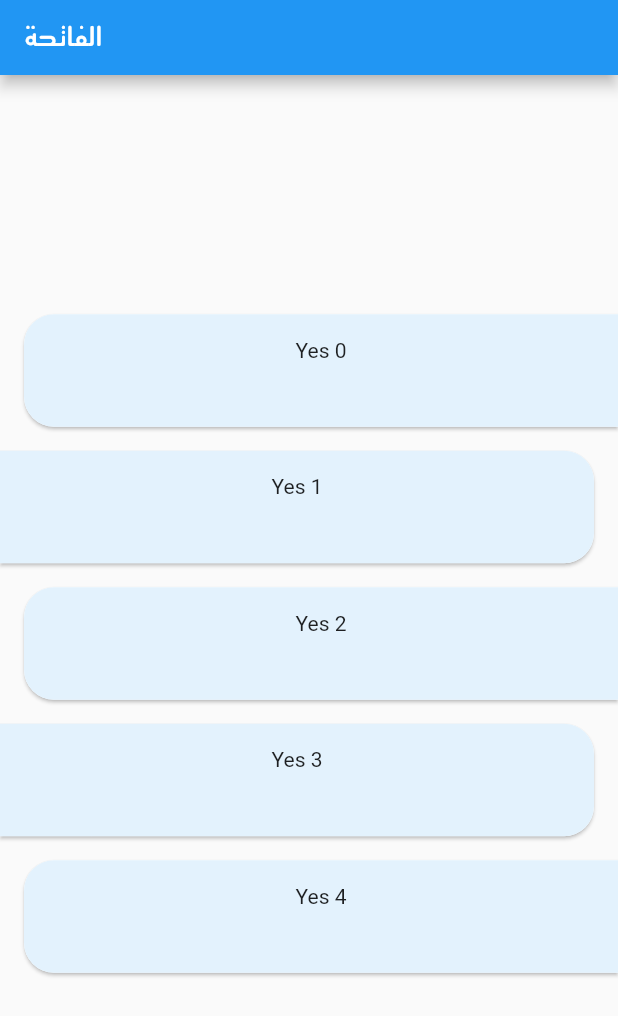
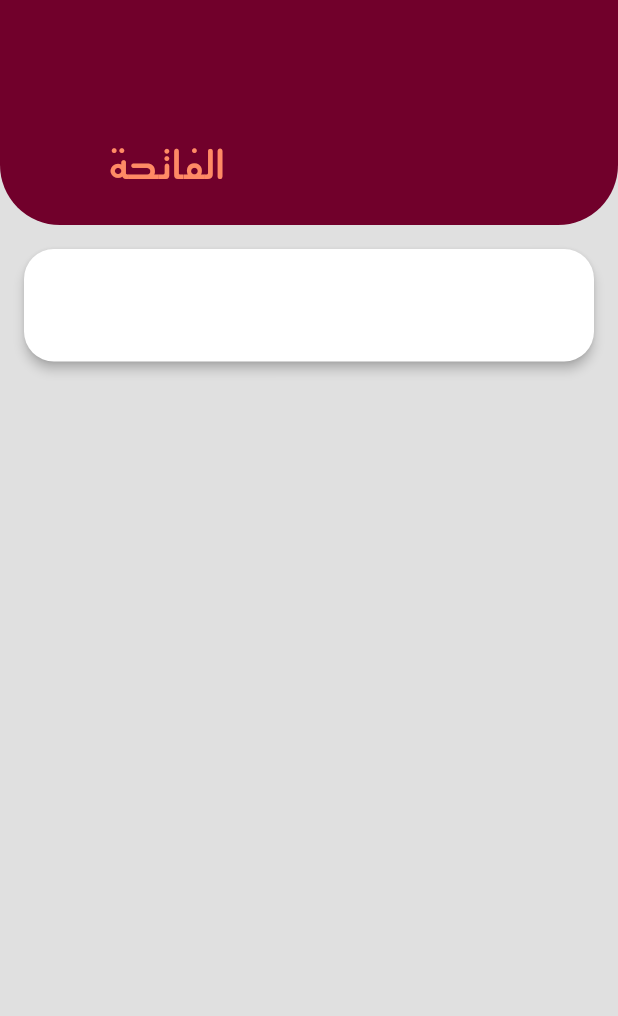
Before and after one commit to JMApps/project_fatiha, a Flutter app: the screen it shows after launch, on a phone screen of 412 x 824 dp. Shown: the top 1016 px of the screen. Run offline on Flutter 3.47's test engine with Material 2 defaults, Android fonts, the phone set to English and light mode, and no system bars.

Commit message:
Added sliver appbar and colors to theme

```diff
--- a/lib/application/root_page.dart
+++ b/lib/application/root_page.dart
@@ -1,15 +1,19 @@
 import 'package:flutter/material.dart';
+import 'package:project_fatiha/config/themes/app_themes.dart';
 import 'package:project_fatiha/modules/screens/main_page.dart';
 
 class RootPage extends StatelessWidget {
-  const RootPage({Key? key}) : super(key: key);
+  RootPage({Key? key}) : super(key: key);
+
+  final appThemes = AppThemes();
 
   @override
   Widget build(BuildContext context) {
-    return const MaterialApp(
+    return MaterialApp(
       debugShowCheckedModeBanner: false,
       title: 'Фатиха',
-      color: Colors.blue,
+      theme: appThemes.lightTheme,
+      darkTheme: appThemes.darkTheme,
       home: MainPage(),
     );
   }
--- a/lib/config/styles/custom_styles.dart
+++ b/lib/config/styles/custom_styles.dart
@@ -6,19 +6,12 @@ class CustomStyles {
   final mainPadding = const EdgeInsets.all(16);
   final mainMargin = const EdgeInsets.all(16);
 
-  final fromLeftPadding = const EdgeInsets.only(right: 16, bottom: 16);
-  final fromRightPadding = const EdgeInsets.only(left: 16, bottom: 16);
-
-  final fromLeftMargin = const EdgeInsets.only(right: 16, bottom: 16,);
-  final fromRightMargin = const EdgeInsets.only(left: 16, bottom: 16);
-
   // Border Radius // Shape Radius
   final mainBorderRadius = const BorderRadius.all(Radius.circular(20));
   final mainShapeRadius = const RoundedRectangleBorder(borderRadius: BorderRadius.all(Radius.circular(20)));
 
-  final fromLeftBorderRadius = const BorderRadius.only(topRight: Radius.circular(20), bottomRight: Radius.circular(20));
-  final fromRightBorderRadius = const BorderRadius.only(topLeft: Radius.circular(20), bottomLeft: Radius.circular(20));
+  // Border Radius // Shape Radius
+  final bottomBorderRadius = const BorderRadius.only(bottomLeft: Radius.circular(20), bottomRight: Radius.circular(20));
+  final bottomShapeRadius = const RoundedRectangleBorder(borderRadius: BorderRadius.only(bottomLeft: Radius.circular(40), bottomRight: Radius.circular(40)));
 
-  final fromRightShapeRadius = const RoundedRectangleBorder(borderRadius: BorderRadius.only(topLeft: Radius.circular(20), bottomLeft: Radius.circular(20)));
-  final fromLeftShapeRadius = const RoundedRectangleBorder(borderRadius: BorderRadius.only(topRight: Radius.circular(20), bottomRight: Radius.circular(20)));
 }
--- a/lib/config/themes/app_themes.dart
+++ b/lib/config/themes/app_themes.dart
@@ -1,12 +1,35 @@
 import 'package:flutter/material.dart';
 
 class AppThemes {
-
   final lightTheme = ThemeData(
-    scaffoldBackgroundColor: Colors.grey.shade200,
+    scaffoldBackgroundColor: Colors.grey.shade300,
+    colorScheme: const ColorScheme.highContrastLight(
+      primary: Color(0xFF71002b),
+      onPrimary: Color(0xFFFF5722),
+      secondary: Color(0xFFFF5722),
+    ),
+    appBarTheme: const AppBarTheme(
+      centerTitle: true,
+      elevation: 0,
+    ),
   );
 
   final darkTheme = ThemeData(
     scaffoldBackgroundColor: Colors.blueGrey.shade800,
+    colorScheme: const ColorScheme.highContrastDark(
+      primary: Color(0xFF192326),
+      onPrimary: Color(0xFFF44336),
+      secondary: Color(0xFFC62828),
+    ),
+    appBarTheme: const AppBarTheme(
+      centerTitle: true,
+      elevation: 0,
+    ),
   );
 }
+
+extension ColorSchemeS on ColorScheme {
+  Color get mainBackgroundColor => brightness == Brightness.light
+      ? const Color(0xFFEEEEEE)
+      : const Color(0xFF192226);
+}
--- a/lib/main.dart
+++ b/lib/main.dart
@@ -3,6 +3,6 @@ import 'package:project_fatiha/application/root_page.dart';
 
 void main() {
   runApp(
-    const RootPage(),
+    RootPage(),
   );
 }
--- a/lib/modules/screens/main_page.dart
+++ b/lib/modules/screens/main_page.dart
@@ -1,29 +1,59 @@
+import 'package:flutter/cupertino.dart';
 import 'package:flutter/material.dart';
-import 'package:project_fatiha/widgets/items/main_item.dart';
-import 'package:project_fatiha/widgets/other/main_app_bar.dart';
+import 'package:flutter/rendering.dart';
+import 'package:project_fatiha/config/styles/custom_styles.dart';
 
 class MainPage extends StatelessWidget {
-  const MainPage({Key? key}) : super(key: key);
+  MainPage({Key? key}) : super(key: key);
+
+  final customStyles = CustomStyles();
 
   @override
   Widget build(BuildContext context) {
     return Scaffold(
-      appBar: const PreferredSize(
-        preferredSize: Size(double.maxFinite, 50),
-        child: MainAppBar(),
-      ),
-      body: SizedBox(
-        width: double.infinity,
-        child: Column(
-          mainAxisAlignment: MainAxisAlignment.center,
-          children: const [
-            MainItem(currentIndex: 0),
-            MainItem(currentIndex: 1),
-            MainItem(currentIndex: 2),
-            MainItem(currentIndex: 3),
-            MainItem(currentIndex: 4),
+      appBar: PreferredSize(
+        preferredSize: const Size(double.maxFinite, 150),
+        child: CustomScrollView(
+          slivers: [
+            SliverAppBar(
+              shape: customStyles.bottomShapeRadius,
+              floating: false,
+              pinned: true,
+              primary: true,
+              expandedHeight: 150,
+              flexibleSpace: FlexibleSpaceBar(
+                collapseMode: CollapseMode.pin,
+                title: Text(
+                  'الفاتحة',
+                  style: TextStyle(
+                    fontFamily: 'Mothanna',
+                    color: Colors.deepOrange.shade300,
+                  ),
+                  textDirection: TextDirection.rtl,
+                ),
+              ),
+            ),
           ],
         ),
+      ),
+      body: Column(
+        children: [
+          Card(
+            elevation: 3,
+            margin: customStyles.mainMargin,
+            shape: customStyles.mainShapeRadius,
+            child: SizedBox(
+              height: 75,
+              child: Row(
+                mainAxisAlignment: MainAxisAlignment.spaceEvenly,
+                crossAxisAlignment: CrossAxisAlignment.center,
+                children: [
+
+                ],
+              ),
+            ),
+          ),
+        ],
       ),
     );
   }
--- a/lib/widgets/items/main_item.dart
+++ b/lib/widgets/items/main_item.dart
@@ -1,5 +1,6 @@
 import 'package:flutter/material.dart';
 import 'package:project_fatiha/config/styles/custom_styles.dart';
+import 'package:project_fatiha/config/themes/app_themes.dart';
 
 class MainItem extends StatelessWidget {
   const MainItem({
@@ -14,21 +15,13 @@ class MainItem extends StatelessWidget {
     final customStyles = CustomStyles();
     return Card(
       elevation: 1,
-      margin: currentIndex.isOdd
-          ? customStyles.fromLeftMargin
-          : customStyles.fromRightMargin,
-      shape: currentIndex.isOdd
-          ? customStyles.fromLeftShapeRadius
-          : customStyles.fromRightShapeRadius,
+      color: Theme.of(context).colorScheme.mainBackgroundColor,
       child: Container(
         width: double.infinity,
         height: 75,
         padding: customStyles.mainPadding,
         decoration: BoxDecoration(
-            borderRadius: currentIndex.isOdd
-                ? customStyles.fromLeftBorderRadius
-                : customStyles.fromRightBorderRadius,
-            color: Colors.blue[50]),
+        ),
         child: Text(
           'Yes $currentIndex',
           textAlign: TextAlign.center,
--- a/lib/widgets/other/main_app_bar.dart
+++ /dev/null
@@ -1,18 +0,0 @@
-import 'package:flutter/material.dart';
-
-class MainAppBar extends StatelessWidget {
-  const MainAppBar({Key? key}) : super(key: key);
-
-  @override
-  Widget build(BuildContext context) {
-    return AppBar(
-      title: const Text(
-        'الفاتحة',
-        style: TextStyle(
-          fontFamily: 'Mothanna'
-        ),
-        textDirection: TextDirection.rtl,
-      ),
-    );
-  }
-}
--- a/pubspec.yaml
+++ b/pubspec.yaml
@@ -12,9 +12,6 @@ dependencies:
     sdk: flutter
 
   cupertino_icons: ^1.0.5
-  flutter_bloc: ^8.1.1
-  bloc: ^8.1.0
-  equatable: ^2.0.3
   provider: ^6.0.3
 
 dev_dependencies:
```
